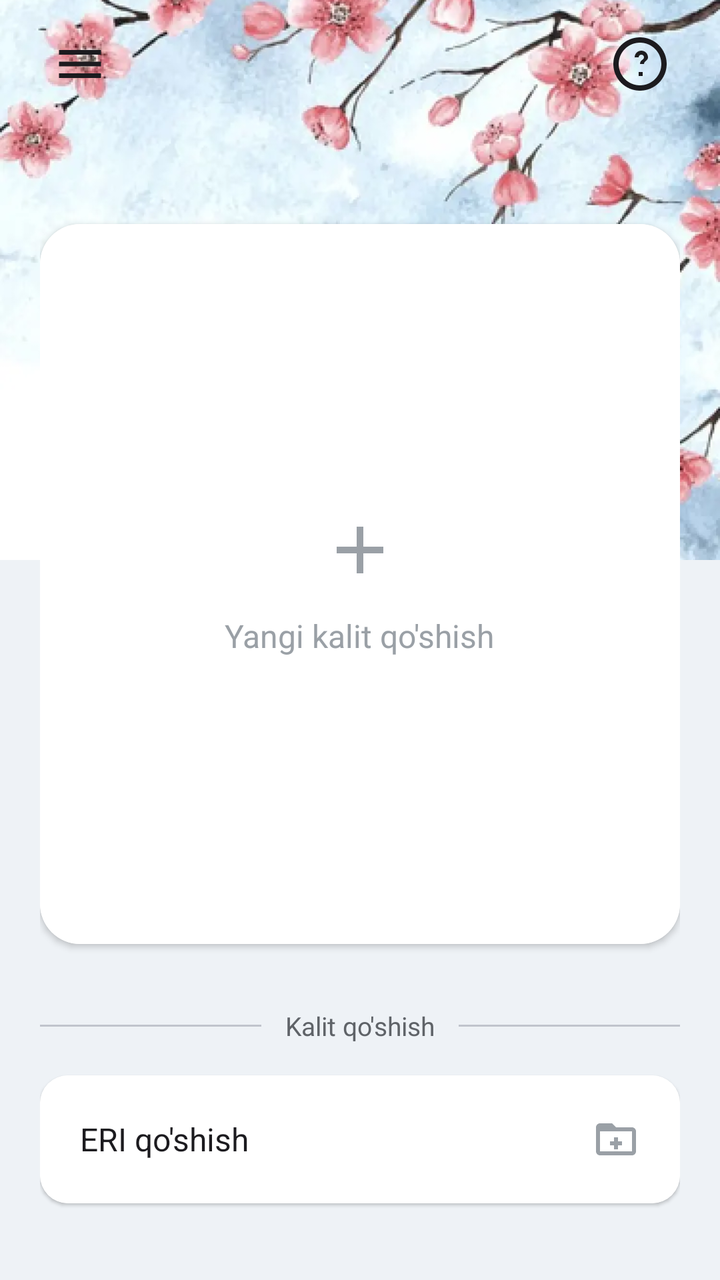
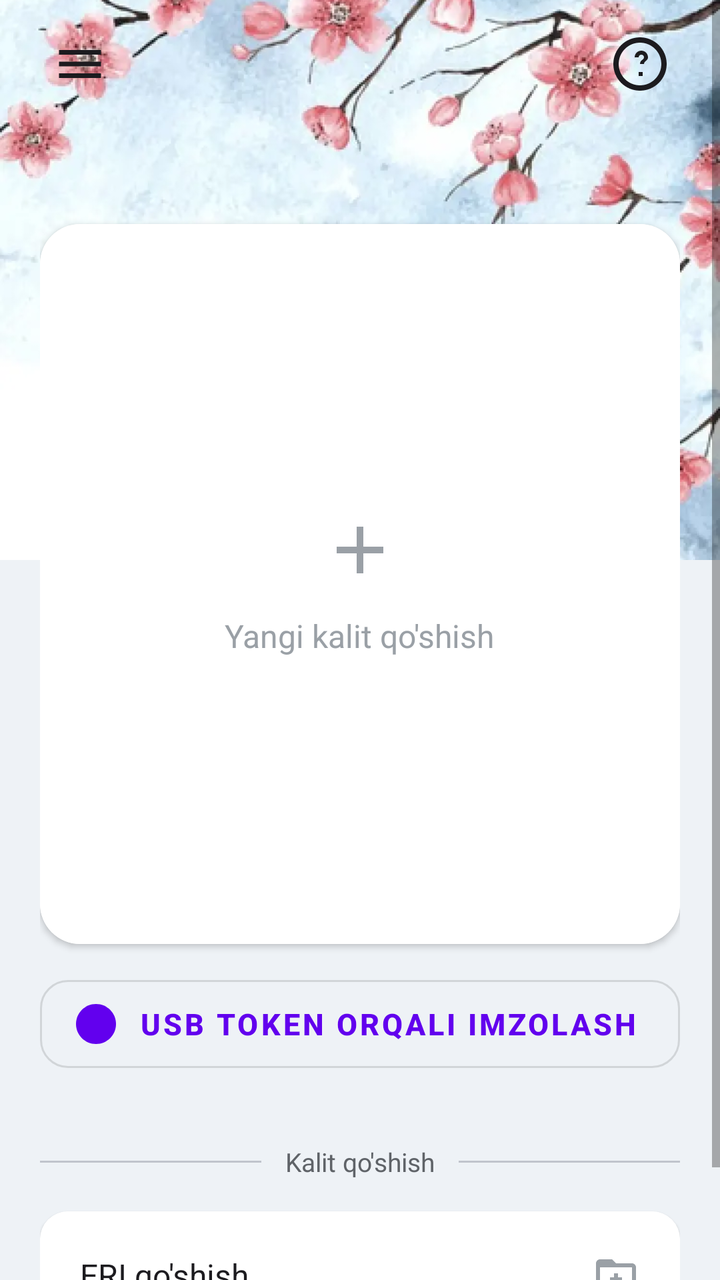

Two renders of the same Android screen: before a commit and after it. Below are the layout's source before the change and the commit's diff.
<!-- AndroidManifest.xml: fallback theme Theme.MaterialComponents.DayNight.NoActionBar -->
<!-- res/layout/eimzo_ui_fragment_home.xml -->
<?xml version="1.0" encoding="utf-8"?>
<FrameLayout
    xmlns:android="http://schemas.android.com/apk/res/android"
    xmlns:app="http://schemas.android.com/apk/res-auto"
    android:layout_width="match_parent"
    android:layout_height="match_parent"
    android:background="#EEF2F6">

    <ImageView
        android:layout_width="match_parent"
        android:layout_height="280dp"
        android:scaleType="centerCrop"
        android:src="@drawable/eimzo_ui_bg_sakura"
        android:contentDescription="@null" />

    <ScrollView
        android:layout_width="match_parent"
        android:layout_height="match_parent"
        android:fillViewport="true">

        <LinearLayout
            android:layout_width="match_parent"
            android:layout_height="wrap_content"
            android:orientation="vertical"
            android:paddingHorizontal="20dp">

            
            <LinearLayout
                android:layout_width="match_parent"
                android:layout_height="wrap_content"
                android:orientation="horizontal"
                android:paddingTop="12dp"
                android:paddingBottom="20dp">

                <ImageView
                    android:id="@+id/btnMenu"
                    android:layout_width="40dp"
                    android:layout_height="40dp"
                    android:padding="6dp"
                    android:src="@drawable/eimzo_ui_ic_menu"
                    android:background="?attr/selectableItemBackgroundBorderless"
                    android:contentDescription="@string/eimzo_ui_home" />

                <View
                    android:layout_width="0dp"
                    android:layout_height="0dp"
                    android:layout_weight="1" />

                <ImageView
                    android:id="@+id/btnHelp"
                    android:layout_width="40dp"
                    android:layout_height="40dp"
                    android:padding="4dp"
                    android:src="@drawable/eimzo_ui_ic_help"
                    android:background="?attr/selectableItemBackgroundBorderless"
                    android:contentDescription="@string/eimzo_ui_home" />
            </LinearLayout>

            <Space
                android:layout_width="match_parent"
                android:layout_height="40dp" />

            
            <LinearLayout
                android:id="@+id/headerKeys"
                android:layout_width="match_parent"
                android:layout_height="wrap_content"
                android:orientation="horizontal"
                android:gravity="center_vertical"
                android:layout_marginBottom="12dp"
                android:visibility="gone">

                <TextView
                    android:layout_width="0dp"
                    android:layout_height="wrap_content"
                    android:layout_weight="1"
                    android:text="@string/eimzo_ui_my_keys_full"
                    android:textColor="#1C1B1F"
                    android:textSize="20sp"
                    android:textStyle="bold" />

                <LinearLayout
                    android:id="@+id/btnSeeAll"
                    android:layout_width="wrap_content"
                    android:layout_height="wrap_content"
                    android:orientation="horizontal"
                    android:gravity="center_vertical"
                    android:clickable="true"
                    android:focusable="true"
                    android:background="?attr/selectableItemBackgroundBorderless"
                    android:paddingHorizontal="6dp"
                    android:paddingVertical="4dp">

                    <TextView
                        android:layout_width="wrap_content"
                        android:layout_height="wrap_content"
                        android:text="@string/eimzo_ui_see_all"
                        android:textColor="@color/eimzo_ui_primary"
                        android:textSize="15sp"
                        android:textStyle="bold" />

                    <ImageView
                        android:layout_width="20dp"
                        android:layout_height="20dp"
                        android:layout_marginStart="2dp"
                        android:src="@drawable/eimzo_ui_ic_chevron_right"
                        app:tint="@color/eimzo_ui_primary" />
                </LinearLayout>
            </LinearLayout>

            
            <androidx.cardview.widget.CardView
                android:id="@+id/cardKey"
                android:layout_width="match_parent"
                android:layout_height="220dp"
                app:cardCornerRadius="20dp"
                app:cardElevation="8dp"
                android:visibility="gone">

                <androidx.constraintlayout.widget.ConstraintLayout
                    android:layout_width="match_parent"
                    android:layout_height="match_parent"
                    android:background="@drawable/eimzo_ui_gradient_card"
                    android:padding="20dp">

                    <TextView
                        android:id="@+id/lblHomeStir"
                        android:layout_width="wrap_content"
                        android:layout_height="wrap_content"
                        android:text="@string/eimzo_ui_label_stir"
                        android:textColor="#B3FFFFFF"
                        android:textSize="12sp"
                        app:layout_constraintTop_toTopOf="parent"
                        app:layout_constraintStart_toStartOf="parent" />

                    <TextView
                        android:id="@+id/tvKeyId"
                        android:layout_width="wrap_content"
                        android:layout_height="wrap_content"
                        android:layout_marginTop="2dp"
                        android:textColor="#FFFFFF"
                        android:textSize="18sp"
                        android:textStyle="bold"
                        app:layout_constraintTop_toBottomOf="@id/lblHomeStir"
                        app:layout_constraintStart_toStartOf="parent" />

                    <TextView
                        android:id="@+id/tvKeyName"
                        android:layout_width="0dp"
                        android:layout_height="wrap_content"
                        android:textColor="#FFFFFF"
                        android:textSize="20sp"
                        android:textStyle="bold"
                        android:maxLines="2"
                        android:ellipsize="end"
                        app:layout_constraintTop_toTopOf="parent"
                        app:layout_constraintBottom_toBottomOf="parent"
                        app:layout_constraintStart_toStartOf="parent"
                        app:layout_constraintEnd_toEndOf="parent" />

                    <TextView
                        android:id="@+id/lblHomeJshshir"
                        android:layout_width="wrap_content"
                        android:layout_height="wrap_content"
                        android:text="@string/eimzo_ui_label_jshshir"
                        android:textColor="#B3FFFFFF"
                        android:textSize="12sp"
                        app:layout_constraintStart_toStartOf="parent"
                        app:layout_constraintBottom_toTopOf="@id/tvKeyPinfl" />

                    <TextView
                        android:id="@+id/tvKeyPinfl"
                        android:layout_width="0dp"
                        android:layout_height="wrap_content"
                        android:textColor="#FFFFFF"
                        android:textSize="16sp"
                        android:textStyle="bold"
                        app:layout_constraintStart_toStartOf="parent"
                        app:layout_constraintEnd_toStartOf="@id/guidelineHomeMid"
                        app:layout_constraintBottom_toBottomOf="parent" />

                    <androidx.constraintlayout.widget.Guideline
                        android:id="@+id/guidelineHomeMid"
                        android:layout_width="wrap_content"
                        android:layout_height="wrap_content"
                        android:orientation="vertical"
                        app:layout_constraintGuide_percent="0.55" />

                    <TextView
                        android:id="@+id/lblHomeDuration"
                        android:layout_width="wrap_content"
                        android:layout_height="wrap_content"
                        android:text="@string/eimzo_ui_label_duration"
                        android:textColor="#B3FFFFFF"
                        android:textSize="12sp"
                        app:layout_constraintStart_toStartOf="@id/guidelineHomeMid"
                        app:layout_constraintBottom_toTopOf="@id/tvKeyExpiry" />

                    <TextView
                        android:id="@+id/tvKeyExpiry"
                        android:layout_width="0dp"
                        android:layout_height="wrap_content"
                        android:textColor="#FFFFFF"
                        android:textSize="16sp"
                        android:textStyle="bold"
                        app:layout_constraintStart_toStartOf="@id/guidelineHomeMid"
                        app:layout_constraintEnd_toEndOf="parent"
                        app:layout_constraintBottom_toBottomOf="parent" />
                </androidx.constraintlayout.widget.ConstraintLayout>
            </androidx.cardview.widget.CardView>

            
            <androidx.cardview.widget.CardView
                android:id="@+id/tvNoKey"
                android:layout_width="match_parent"
                android:layout_height="360dp"
                app:cardCornerRadius="20dp"
                app:cardElevation="2dp"
                android:clickable="true"
                android:focusable="true"
                android:foreground="?attr/selectableItemBackground">

                <LinearLayout
                    android:layout_width="match_parent"
                    android:layout_height="match_parent"
                    android:orientation="vertical"
                    android:gravity="center"
                    android:padding="24dp"
                    android:background="#FFFFFF">

                    <ImageView
                        android:layout_width="40dp"
                        android:layout_height="40dp"
                        android:src="@drawable/eimzo_ui_ic_add"
                        app:tint="#9AA0A6" />

                    <TextView
                        android:layout_width="wrap_content"
                        android:layout_height="wrap_content"
                        android:layout_marginTop="12dp"
                        android:text="@string/eimzo_ui_new_key_add"
                        android:textColor="#9AA0A6"
                        android:textSize="16sp" />
                </LinearLayout>
            </androidx.cardview.widget.CardView>

            
            <androidx.cardview.widget.CardView
                android:id="@+id/cardDeepLink"
                android:layout_width="match_parent"
                android:layout_height="wrap_content"
                android:layout_marginTop="12dp"
                app:cardCornerRadius="14dp"
                app:cardElevation="1dp"
                android:visibility="gone">

                <LinearLayout
                    android:layout_width="match_parent"
                    android:layout_height="wrap_content"
                    android:orientation="vertical"
                    android:padding="14dp"
                    android:background="#E8F7F1">

                    <TextView
                        android:layout_width="match_parent"
                        android:layout_height="wrap_content"
                        android:text="@string/eimzo_ui_deeplink_received"
                        android:textColor="@color/eimzo_ui_primary_dark"
                        android:textSize="13sp"
                        android:textStyle="bold" />

                    <TextView
                        android:id="@+id/tvDeepLinkInfo"
                        android:layout_width="match_parent"
                        android:layout_height="wrap_content"
                        android:layout_marginTop="4dp"
                        android:textColor="#1C1B1F"
                        android:textSize="12sp"
                        android:maxLines="2"
                        android:ellipsize="middle" />
                </LinearLayout>
            </androidx.cardview.widget.CardView>

            
            <com.google.android.material.button.MaterialButton
                android:id="@+id/btnSign"
                android:layout_width="match_parent"
                android:layout_height="56dp"
                android:layout_marginTop="16dp"
                android:text="@string/eimzo_ui_sign"
                android:textSize="16sp"
                android:textStyle="bold"
                app:cornerRadius="14dp"
                app:backgroundTint="@color/eimzo_ui_primary"
                android:visibility="gone" />

            
            <LinearLayout
                android:layout_width="match_parent"
                android:layout_height="wrap_content"
                android:orientation="horizontal"
                android:gravity="center_vertical"
                android:layout_marginTop="32dp"
                android:layout_marginBottom="16dp">

                <View
                    android:layout_width="0dp"
                    android:layout_height="1dp"
                    android:layout_weight="1"
                    android:background="#C0C4CC" />

                <TextView
                    android:layout_width="wrap_content"
                    android:layout_height="wrap_content"
                    android:paddingHorizontal="12dp"
                    android:text="@string/eimzo_ui_key_add_section"
                    android:textColor="#5F6368"
                    android:textSize="13sp" />

                <View
                    android:layout_width="0dp"
                    android:layout_height="1dp"
                    android:layout_weight="1"
                    android:background="#C0C4CC" />
            </LinearLayout>

            
            <androidx.cardview.widget.CardView
                android:id="@+id/rowAddEri"
                android:layout_width="match_parent"
                android:layout_height="64dp"
                app:cardCornerRadius="14dp"
                app:cardElevation="1dp"
                android:clickable="true"
                android:focusable="true"
                android:foreground="?attr/selectableItemBackground">

                <LinearLayout
                    android:layout_width="match_parent"
                    android:layout_height="match_parent"
                    android:orientation="horizontal"
                    android:gravity="center_vertical"
                    android:paddingHorizontal="20dp"
                    android:background="#FFFFFF">

                    <TextView
                        android:layout_width="0dp"
                        android:layout_height="wrap_content"
                        android:layout_weight="1"
                        android:text="@string/eimzo_ui_add_eri_short"
                        android:textColor="#1C1B1F"
                        android:textSize="16sp" />

                    <ImageView
                        android:layout_width="24dp"
                        android:layout_height="24dp"
                        android:src="@drawable/eimzo_ui_ic_folder_add" />
                </LinearLayout>
            </androidx.cardview.widget.CardView>

            
            <TextView
                android:id="@+id/tvSignResult"
                android:layout_width="match_parent"
                android:layout_height="wrap_content"
                android:layout_marginTop="16dp"
                android:textSize="14sp"
                android:visibility="gone" />

            <ProgressBar
                android:id="@+id/progressBar"
                android:layout_width="wrap_content"
                android:layout_height="wrap_content"
                android:layout_gravity="center_horizontal"
                android:layout_marginTop="16dp"
                android:visibility="gone" />

            
            <Space
                android:id="@+id/btnUsbToken"
                android:layout_width="0dp"
                android:layout_height="0dp" />

            <Space
                android:layout_width="match_parent"
                android:layout_height="32dp" />
        </LinearLayout>
    </ScrollView>
</FrameLayout>
<!-- resources referenced by this layout -->
<resources>
  <color name="eimzo_ui_primary">#00C68E</color>
  <color name="eimzo_ui_primary_dark">#00A376</color>
  <!-- drawable eimzo_ui_gradient_card (drawable) -->
  <?xml version="1.0" encoding="utf-8"?>
  <shape xmlns:android="http://schemas.android.com/apk/res/android"
      android:shape="rectangle">
      <gradient
          android:startColor="#136A8A"
          android:endColor="#267871"
          android:angle="0" />
      <corners android:radius="20dp" />
  </shape>
  <!-- drawable eimzo_ui_ic_add (drawable) -->
  <?xml version="1.0" encoding="utf-8"?>
  <vector xmlns:android="http://schemas.android.com/apk/res/android"
      android:width="24dp"
      android:height="24dp"
      android:viewportWidth="24"
      android:viewportHeight="24">
      <path
          android:fillColor="@android:color/white"
          android:pathData="M19,13h-6v6h-2v-6H5v-2h6V5h2v6h6v2z" />
  </vector>
  <!-- drawable eimzo_ui_ic_chevron_right (drawable) -->
  <?xml version="1.0" encoding="utf-8"?>
  <vector xmlns:android="http://schemas.android.com/apk/res/android"
      android:width="24dp"
      android:height="24dp"
      android:viewportWidth="24"
      android:viewportHeight="24">
      <path
          android:fillColor="@android:color/white"
          android:pathData="M10,6L8.59,7.41 13.17,12l-4.58,4.59L10,18l6,-6z" />
  </vector>
  <!-- drawable eimzo_ui_ic_folder_add (drawable) -->
  <?xml version="1.0" encoding="utf-8"?>
  <vector xmlns:android="http://schemas.android.com/apk/res/android"
      android:width="24dp"
      android:height="24dp"
      android:viewportWidth="24"
      android:viewportHeight="24">
      <path
          android:fillColor="#9AA0A6"
          android:pathData="M20,6h-8l-2,-2H4c-1.1,0 -2,0.9 -2,2v12c0,1.1 0.9,2 2,2h16c1.1,0 2,-0.9 2,-2V8c0,-1.1 -0.9,-2 -2,-2zM20,18H4V8h16v10zM13,11h-2v2H9v2h2v2h2v-2h2v-2h-2z" />
  </vector>
  <!-- drawable eimzo_ui_ic_help (drawable) -->
  <?xml version="1.0" encoding="utf-8"?>
  <vector xmlns:android="http://schemas.android.com/apk/res/android"
      android:width="24dp"
      android:height="24dp"
      android:viewportWidth="24"
      android:viewportHeight="24">
      <path
          android:fillColor="#1C1B1F"
          android:pathData="M12,2C6.48,2 2,6.48 2,12s4.48,10 10,10 10,-4.48 10,-10S17.52,2 12,2zM12,20c-4.41,0 -8,-3.59 -8,-8s3.59,-8 8,-8 8,3.59 8,8 -3.59,8 -8,8zM12.5,7C11.12,7 10,8.12 10,9.5h1.5c0,-0.55 0.45,-1 1,-1s1,0.45 1,1c0,1 -1.5,0.88 -1.5,2.5h1.5c0,-1.12 1.5,-1.25 1.5,-2.5C15,8.12 13.88,7 12.5,7zM11.5,15h1.5v1.5h-1.5z" />
  </vector>
  <!-- drawable eimzo_ui_ic_menu (drawable) -->
  <?xml version="1.0" encoding="utf-8"?>
  <vector xmlns:android="http://schemas.android.com/apk/res/android"
      android:width="24dp"
      android:height="24dp"
      android:viewportWidth="24"
      android:viewportHeight="24">
      <path
          android:fillColor="#1C1B1F"
          android:pathData="M3,18h18v-2H3v2zM3,13h18v-2H3v2zM3,6v2h18V6H3z" />
  </vector>
  <string name="eimzo_ui_add_eri_short">ERI qo\'shish</string>
  <string name="eimzo_ui_deeplink_received">Imzo so\'rovi qabul qilindi</string>
  <string name="eimzo_ui_home">Bosh sahifa</string>
  <string name="eimzo_ui_key_add_section">Kalit qo\'shish</string>
  <string name="eimzo_ui_label_duration">Muddati</string>
  <string name="eimzo_ui_label_jshshir">JSHSHIR</string>
  <string name="eimzo_ui_label_stir">STIR</string>
  <string name="eimzo_ui_my_keys_full">Mening kalitlarim</string>
  <string name="eimzo_ui_new_key_add">Yangi kalit qo\'shish</string>
  <string name="eimzo_ui_see_all">hammasi</string>
  <string name="eimzo_ui_sign">IMZOLASH</string>
  <!-- unchanged entries left out for length: 1 -->
</resources>

<!-- the commit's change to res/layout/eimzo_ui_fragment_home.xml (unified diff, before → after) -->
@@ -295,6 +295,19 @@
                 android:visibility="gone" />
 
             
+            <com.google.android.material.button.MaterialButton
+                android:id="@+id/btnSignWithUsb"
+                android:layout_width="match_parent"
+                android:layout_height="56dp"
+                android:layout_marginTop="12dp"
+                android:text="@string/eimzo_ui_sign_with_usb"
+                android:textSize="15sp"
+                android:textStyle="bold"
+                app:cornerRadius="14dp"
+                app:icon="@drawable/eimzo_ui_ic_usb"
+                style="@style/Widget.MaterialComponents.Button.OutlinedButton" />
+
+            
             <LinearLayout
                 android:layout_width="match_parent"
                 android:layout_height="wrap_content"
<!-- resource entries referenced after the edit -->
@@ -67,6 +67,15 @@
           android:fillColor="#1C1B1F"
           android:pathData="M3,18h18v-2H3v2zM3,13h18v-2H3v2zM3,6v2h18V6H3z" />
   </vector>
+  <!-- drawable eimzo_ui_ic_usb (drawable) -->
+  <?xml version="1.0" encoding="utf-8"?>
+  <vector xmlns:android="http://schemas.android.com/apk/res/android"
+      android:width="24dp"
+      android:height="24dp"
+      android:viewportWidth="24"
+      android:viewportHeight="24">
+    <path android:fillColor="#FF000000" android:pathData="M12,2C6.48,2 2,6.48 2,12s4.48,10 10,10 10,-4.48 10,-10S17.52,2 12,2z"/>
+  </vector>
   <string name="eimzo_ui_add_eri_short">ERI qo\'shish</string>
   <string name="eimzo_ui_deeplink_received">Imzo so\'rovi qabul qilindi</string>
   <string name="eimzo_ui_home">Bosh sahifa</string>
@@ -78,6 +87,7 @@
   <string name="eimzo_ui_new_key_add">Yangi kalit qo\'shish</string>
   <string name="eimzo_ui_see_all">hammasi</string>
   <string name="eimzo_ui_sign">IMZOLASH</string>
+  <string name="eimzo_ui_sign_with_usb">USB Token orqali imzolash</string>
   <!-- unchanged entries left out for length: 1 -->
 </resources>
 
